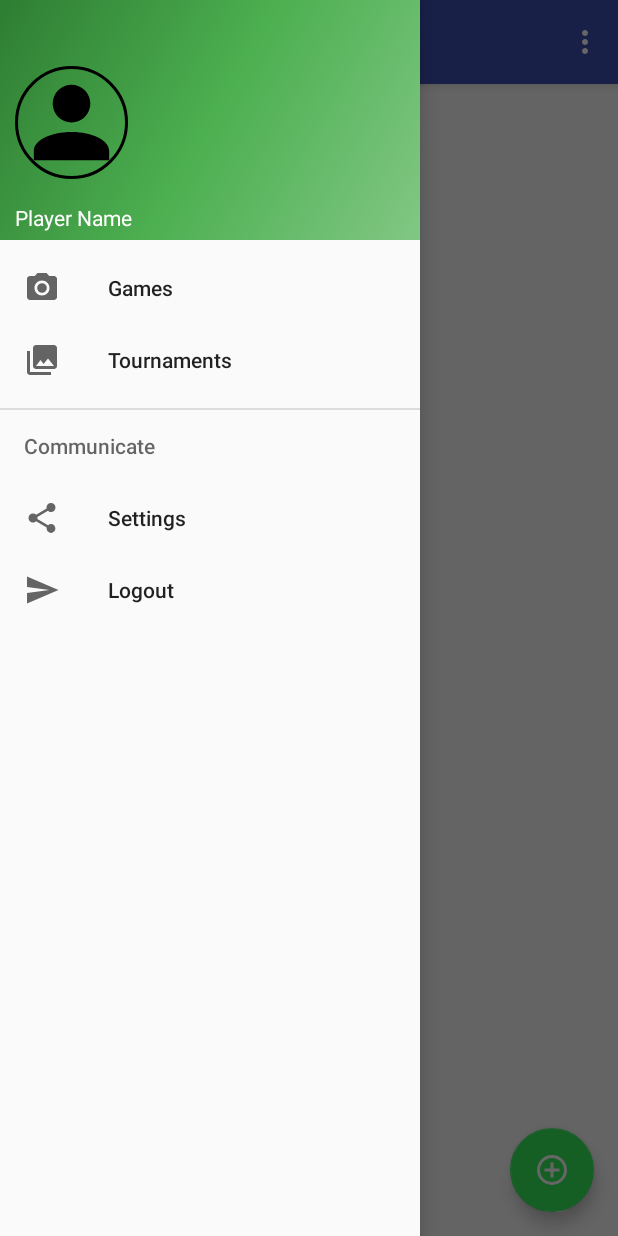
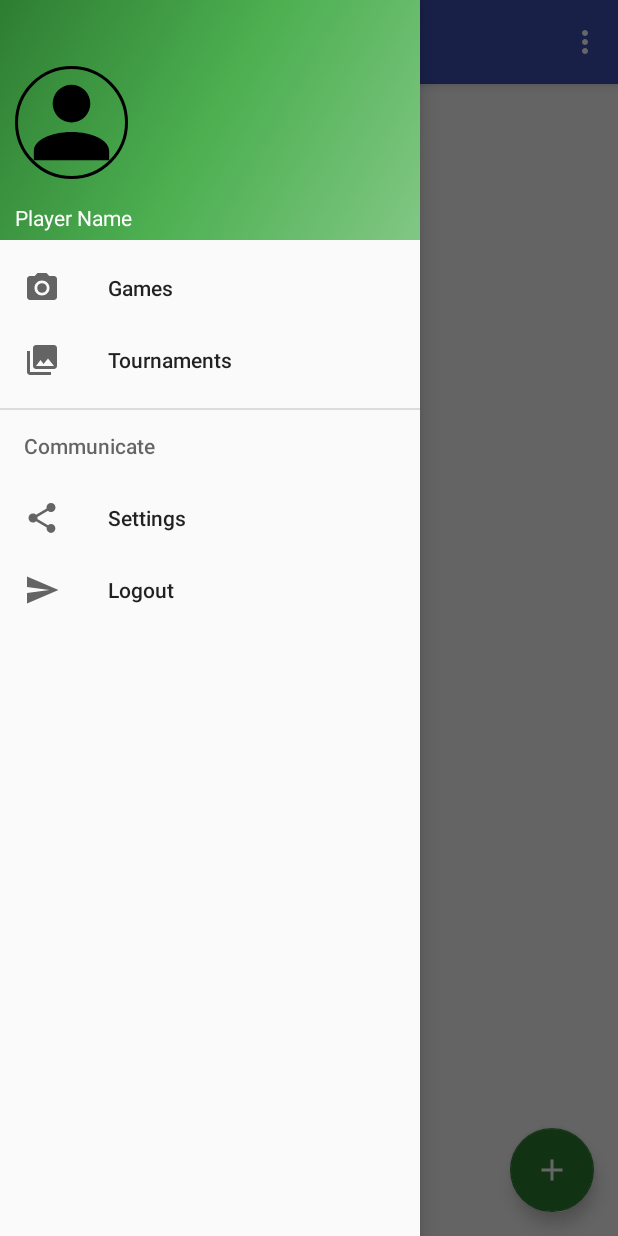
Before and after one commit to ArtemGulia/KickerApp, an Android app: the fragment GamesFragment placed in its activity, with the side drawer open, on a phone screen of 412 x 824 dp. Run offline under Robolectric (Android 15) with nearby library versions, the phone set to English and light mode, and no system bars; our stand-ins replace CircleImageView, Picasso; libraries missing offline, so code that uses them is left out: com.balysv.materialripple, com.github.nkzawa.socketio, retrofit.client, retrofit.converter; pictures from the network do not load; 3 statements that could not run were skipped.

Commit message:
Working on game screen

```diff
--- a/app/src/main/java/com/g_art/kickerapp/activity/KickerAppActivity.java
+++ b/app/src/main/java/com/g_art/kickerapp/activity/KickerAppActivity.java
@@ -51,7 +51,7 @@ import retrofit.client.Response;
 public class KickerAppActivity extends AppCompatActivity implements View.OnClickListener,
         NavigationView.OnNavigationItemSelectedListener {
 
-    public static final String PLAYER_KEY = "Player";
+    public static final String PLAYER_KEY = "player";
     public static final String SIGN_UP = "signUp";
     public static final String CHECKED_ITEM_ID = "checkedItemId";
     public static final String NEW_GAME_KEY = "is_new_game";
@@ -294,7 +294,7 @@ public class KickerAppActivity extends AppCompatActivity implements View.OnClick
         if (null != fragment) {
 
             Bundle bundle = new Bundle();
-            bundle.putParcelable(PlayerFragment.PLAYER_KEY, mPlayer);
+            bundle.putParcelable(PLAYER_KEY, mPlayer);
             fragment.setArguments(bundle);
 
             mFragment = fragment;
--- a/app/src/main/java/com/g_art/kickerapp/fragment/game/GamesFragment.java
+++ b/app/src/main/java/com/g_art/kickerapp/fragment/game/GamesFragment.java
@@ -17,6 +17,7 @@ import android.widget.Toast;
 import com.g_art.kickerapp.R;
 import com.g_art.kickerapp.activity.KickerAppActivity;
 import com.g_art.kickerapp.adapter.GamesViewAdapter;
+import com.g_art.kickerapp.fragment.PlayerFragment;
 import com.g_art.kickerapp.model.Game;
 import com.g_art.kickerapp.model.Player;
 import com.g_art.kickerapp.utils.RecyclerItemClickListener;
@@ -64,7 +65,8 @@ public class GamesFragment extends Fragment {
         });
 
         if (getArguments() != null) {
-            mPlayer = getArguments().getParcelable(KickerAppActivity.PLAYER_KEY);
+            Bundle bundle = getArguments();
+            mPlayer = bundle.getParcelable(PlayerFragment.PLAYER_KEY);
         }
 
         // 1. get a reference to recyclerView
@@ -81,6 +83,20 @@ public class GamesFragment extends Fragment {
         mRecyclerView.addOnItemTouchListener(new RecyclerItemClickListener(getActivity(), new RecyclerItemClickListener.OnItemClickListener() {
             @Override
             public void onItemClick(View view, int position) {
+                openGameFragment(position);
+            }
+        }));
+
+        mRecyclerView.setVisibility(View.GONE);
+
+        mProgressBar = (ProgressBar) view.findViewById(R.id.progress_bar_game_list);
+
+        requestForData();
+
+        return view;
+    }
+
+    private void openGameFragment(int position) {
         Bundle bundle = new Bundle();
         bundle.putParcelable(KickerAppActivity.PLAYER_KEY, mPlayer);
 
@@ -94,6 +110,8 @@ public class GamesFragment extends Fragment {
 
         // Create new fragment and transaction
         Fragment newFragment = new GameFragment();
+        newFragment.setArguments(bundle);
+
         FragmentTransaction transaction = getFragmentManager().beginTransaction();
 
         // Replace whatever is in the fragment_container view with this fragment,
@@ -104,16 +122,6 @@ public class GamesFragment extends Fragment {
         // Commit the transaction
         transaction.commit();
     }
-        }));
-
-        mRecyclerView.setVisibility(View.GONE);
-
-        mProgressBar = (ProgressBar) view.findViewById(R.id.progress_bar_game_list);
-
-        requestForData();
-
-        return view;
-    }
 
     private void requestForData() {
         GameApi gameApi = RestClient.getGameApi();
@@ -123,7 +131,6 @@ public class GamesFragment extends Fragment {
             public void success(List<Game> games, Response response) {
                 if (response != null) {
                     mAdapter.updateData(games);
-//                    mAdapter.notifyDataSetChanged();
                     onItemsLoadComplete();
                 }
             }
@@ -144,10 +151,6 @@ public class GamesFragment extends Fragment {
         mProgressBar.setVisibility(View.GONE);
         mRecyclerView.setVisibility(View.VISIBLE);
 
-        // Update the UI and notify data set changed
         mAdapter.notifyDataSetChanged();
-        //this line below gives you the animation and also updates the
-        //list items after the deleted item
-//        mAdapter.notifyItemRangeChanged(0, getItemCount());
     }
 }
--- a/app/src/main/java/com/g_art/kickerapp/utils/api/GameApi.java
+++ b/app/src/main/java/com/g_art/kickerapp/utils/api/GameApi.java
@@ -5,7 +5,10 @@ import com.g_art.kickerapp.model.Game;
 import java.util.List;
 
 import retrofit.Callback;
+import retrofit.http.Body;
 import retrofit.http.GET;
+import retrofit.http.Headers;
+import retrofit.http.POST;
 
 /**
  * Kicker App
@@ -15,7 +18,9 @@ public interface GameApi {
 
     void createGame(Game game, Callback<Game> callback);
 
-    void getGame(Game game, Callback<Game> callback);
+    @Headers("Content-Type: application/json")
+    @POST("/game/get")
+    void getGame(@Body Game id, Callback<Game> callback);
 
     void getActiveGames(Callback<List<Game>> callback);
 
--- /dev/null
+++ b/app/src/main/res/drawable/plus.xml
@@ -0,0 +1,9 @@
+<!-- drawable/plus.xml -->
+<vector xmlns:android="http://schemas.android.com/apk/res/android"
+        android:height="24dp"
+        android:width="24dp"
+        android:viewportWidth="24"
+        android:viewportHeight="24">
+    <path android:fillColor="#ffffff"
+          android:pathData="M19,13H13V19H11V13H5V11H11V5H13V11H19V13Z" />
+</vector>
--- a/app/src/main/res/layout/app_bar_home.xml
+++ b/app/src/main/res/layout/app_bar_home.xml
@@ -28,6 +28,6 @@
         android:layout_height="wrap_content"
         android:layout_gravity="bottom|end"
         android:layout_margin="@dimen/fab_margin"
-        android:src="@drawable/plus_circle_outline"/>
+        android:src="@drawable/plus"/>
 
 </android.support.design.widget.CoordinatorLayout>
--- a/app/src/main/res/layout/fragment_game_screen.xml
+++ b/app/src/main/res/layout/fragment_game_screen.xml
@@ -17,7 +17,8 @@
             android:layout_height="wrap_content"
             android:layout_centerHorizontal="true"
             android:layout_centerVertical="true"
-            android:indeterminate="true"/>
+            android:indeterminate="true"
+            android:visibility="gone"/>
 
 
         <LinearLayout
--- a/app/src/main/res/values/colors.xml
+++ b/app/src/main/res/values/colors.xml
@@ -2,5 +2,5 @@
 <resources>
     <color name="colorPrimary">#3F51B5</color>
     <color name="colorPrimaryDark">#303F9F</color>
-    <color name="colorAccent">#35ef5d</color>
+    <color name="colorAccent">#2E7D32</color>
 </resources>
```
Also changed, not shown: app/src/main/java/com/g_art/kickerapp/fragment/game/GameFragment.java (+147 -2 lines), app/src/main/res/drawable/account_plus.xml (added, +9 -0 lines). Lines whose indentation alone changed are shown as unchanged.
